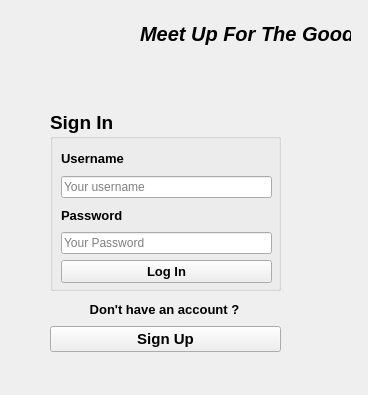
kausik10/RentUs, file sign_in.ui: the form before one commit.
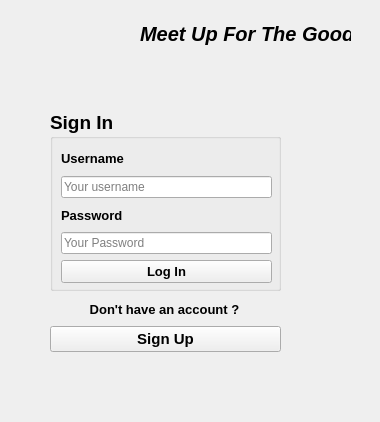
The form after the commit. Icons and pictures are not drawn.

```diff
--- a/sign_in.ui
+++ b/sign_in.ui
@@ -6,8 +6,8 @@
    <rect>
     <x>0</x>
     <y>0</y>
-    <width>368</width>
-    <height>395</height>
+    <width>380</width>
+    <height>422</height>
    </rect>
   </property>
   <property name="windowTitle">
```
Left out of the diff: 2 changed lines with no effect on the pictures.
